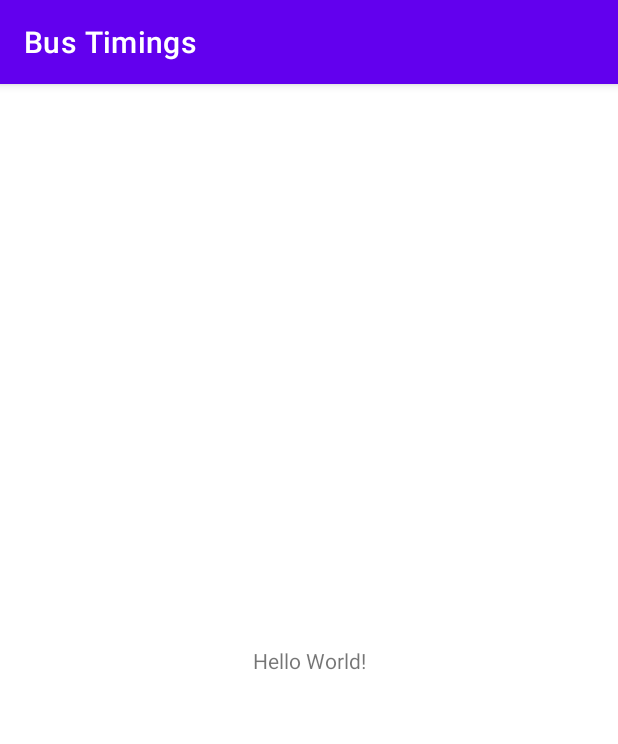
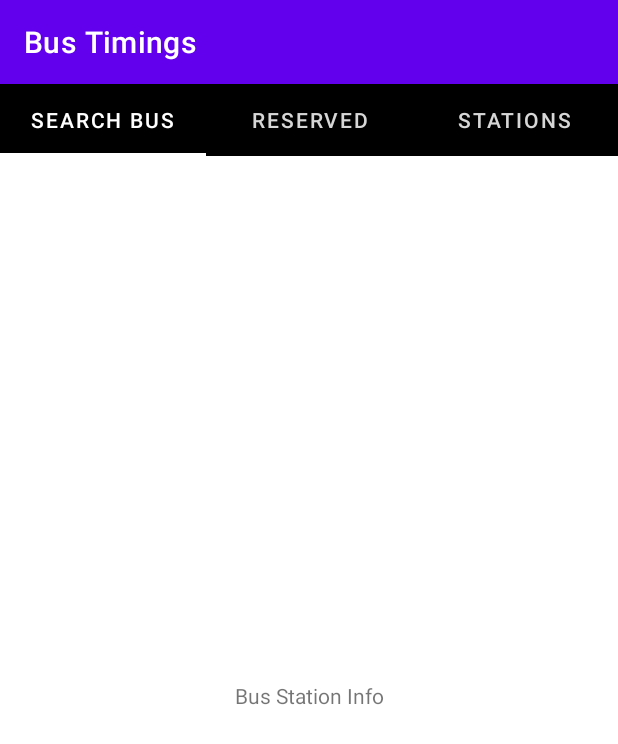
Before and after one commit to rohidas-gowda/bus-timings, an Android app: the screen it shows after launch (MainActivity), on a phone screen of 412 x 824 dp. Shown: the top 744 px of the screen. Run offline under Robolectric (Android 15) with nearby library versions, the phone set to English and light mode, and no system bars.

Commit message:
feat: screen sweeping between search bus, reserved services and station info.

```diff
--- a/app/build.gradle
+++ b/app/build.gradle
@@ -25,6 +25,8 @@ android {
         sourceCompatibility JavaVersion.VERSION_1_8
         targetCompatibility JavaVersion.VERSION_1_8
     }
+    compileSdkVersion 32
+    buildToolsVersion '32.0.0'
 }
 
 dependencies {
@@ -32,6 +34,7 @@ dependencies {
     implementation 'androidx.appcompat:appcompat:1.4.0'
     implementation 'com.google.android.material:material:1.4.0'
     implementation 'androidx.constraintlayout:constraintlayout:2.1.2'
+    implementation 'androidx.legacy:legacy-support-v4:1.0.0'
     testImplementation 'junit:junit:4.+'
     androidTestImplementation 'androidx.test.ext:junit:1.1.3'
     androidTestImplementation 'androidx.test.espresso:espresso-core:3.4.0'
--- a/app/src/main/java/com/andromojo/bustimings/MainActivity.java
+++ b/app/src/main/java/com/andromojo/bustimings/MainActivity.java
@@ -1,14 +1,30 @@
 package com.andromojo.bustimings;
 
 import androidx.appcompat.app.AppCompatActivity;
+import androidx.viewpager2.widget.ViewPager2;
 
 import android.os.Bundle;
 
+import com.google.android.material.tabs.TabLayout;
+import com.google.android.material.tabs.TabLayoutMediator;
+
 public class MainActivity extends AppCompatActivity {
+    TabLayoutAdapter tabLayoutAdapter;
+    TabLayout tabLayout;
+    ViewPager2 viewPager2;
+    private String[] tabItemNames = new String[]{"Search Bus", "Reserved", "Stations"};
 
     @Override
     protected void onCreate(Bundle savedInstanceState) {
         super.onCreate(savedInstanceState);
         setContentView(R.layout.activity_main);
+
+        viewPager2 = findViewById(R.id.view_pager);
+        tabLayout = findViewById(R.id.tab_layout);
+
+        tabLayoutAdapter = new TabLayoutAdapter(this);
+        viewPager2.setAdapter(tabLayoutAdapter);
+
+        new TabLayoutMediator(tabLayout, viewPager2, ((tab, position) -> tab.setText(tabItemNames[position]))).attach();
     }
 }
--- /dev/null
+++ b/app/src/main/java/com/andromojo/bustimings/SearchBusInfo.java
@@ -0,0 +1,64 @@
+package com.andromojo.bustimings;
+
+import android.os.Bundle;
+
+import androidx.fragment.app.Fragment;
+
+import android.view.LayoutInflater;
+import android.view.View;
+import android.view.ViewGroup;
+
+/**
+ * A simple {@link Fragment} subclass.
+ * Use the {@link SearchBusInfo#newInstance} factory method to
+ * create an instance of this fragment.
+ */
+public class SearchBusInfo extends Fragment {
+
+    // TODO: Rename parameter arguments, choose names that match
+    // the fragment initialization parameters, e.g. ARG_ITEM_NUMBER
+    private static final String ARG_PARAM1 = "param1";
+    private static final String ARG_PARAM2 = "param2";
+
+    // TODO: Rename and change types of parameters
+    private String mParam1;
+    private String mParam2;
+
+    public SearchBusInfo() {
+        // Required empty public constructor
+    }
+
+    /**
+     * Use this factory method to create a new instance of
+     * this fragment using the provided parameters.
+     *
+     * @param param1 Parameter 1.
+     * @param param2 Parameter 2.
+     * @return A new instance of fragment SearchBusInfo.
+     */
+    // TODO: Rename and change types and number of parameters
+    public static SearchBusInfo newInstance(String param1, String param2) {
+        SearchBusInfo fragment = new SearchBusInfo();
+        Bundle args = new Bundle();
+        args.putString(ARG_PARAM1, param1);
+        args.putString(ARG_PARAM2, param2);
+        fragment.setArguments(args);
+        return fragment;
+    }
+
+    @Override
+    public void onCreate(Bundle savedInstanceState) {
+        super.onCreate(savedInstanceState);
+        if (getArguments() != null) {
+            mParam1 = getArguments().getString(ARG_PARAM1);
+            mParam2 = getArguments().getString(ARG_PARAM2);
+        }
+    }
+
+    @Override
+    public View onCreateView(LayoutInflater inflater, ViewGroup container,
+                             Bundle savedInstanceState) {
+        // Inflate the layout for this fragment
+        return inflater.inflate(R.layout.fragment_search_bus_info, container, false);
+    }
+}
--- /dev/null
+++ b/app/src/main/java/com/andromojo/bustimings/TabLayoutAdapter.java
@@ -0,0 +1,30 @@
+package com.andromojo.bustimings;
+
+import androidx.annotation.NonNull;
+import androidx.fragment.app.Fragment;
+import androidx.fragment.app.FragmentActivity;
+import androidx.viewpager2.adapter.FragmentStateAdapter;
+
+public class TabLayoutAdapter extends FragmentStateAdapter {
+    private String[] tabItemNames = new String[]{"Search Bus", "Reserved", "Stations"};
+
+    public TabLayoutAdapter(@NonNull FragmentActivity fragmentActivity) {
+        super(fragmentActivity);
+    }
+
+    @NonNull
+    @Override
+    public Fragment createFragment(int position) {
+        switch (position){
+            case 0: return new SearchBusInfo();
+            case 1: return new ReservedServicesInfo();
+            case 2: return new BusStationInfo();
+        }
+        return new SearchBusInfo();
+    }
+
+    @Override
+    public int getItemCount() {
+        return tabItemNames.length;
+    }
+}
--- a/app/src/main/res/layout/activity_main.xml
+++ b/app/src/main/res/layout/activity_main.xml
@@ -1,18 +1,28 @@
 <?xml version="1.0" encoding="utf-8"?>
-<androidx.constraintlayout.widget.ConstraintLayout xmlns:android="http://schemas.android.com/apk/res/android"
+<RelativeLayout xmlns:android="http://schemas.android.com/apk/res/android"
     xmlns:app="http://schemas.android.com/apk/res-auto"
     xmlns:tools="http://schemas.android.com/tools"
     android:layout_width="match_parent"
     android:layout_height="match_parent"
     tools:context=".MainActivity">
 
-    <TextView
-        android:layout_width="wrap_content"
+    <com.google.android.material.tabs.TabLayout
+        android:id="@+id/tab_layout"
+        android:layout_width="match_parent"
         android:layout_height="wrap_content"
-        android:text="Hello World!"
-        app:layout_constraintBottom_toBottomOf="parent"
-        app:layout_constraintLeft_toLeftOf="parent"
-        app:layout_constraintRight_toRightOf="parent"
-        app:layout_constraintTop_toTopOf="parent" />
+        app:tabIndicatorColor="@color/white"
+        android:background="@color/black"
+        app:tabSelectedTextColor="@color/white"
+        app:tabTextColor="#D6D6D6">
 
-</androidx.constraintlayout.widget.ConstraintLayout>
+    </com.google.android.material.tabs.TabLayout>
+
+    <androidx.viewpager2.widget.ViewPager2
+        android:id="@+id/view_pager"
+        android:layout_width="match_parent"
+        android:layout_height="match_parent"
+        android:layout_below="@+id/tab_layout">
+
+    </androidx.viewpager2.widget.ViewPager2>
+
+</RelativeLayout>
--- /dev/null
+++ b/app/src/main/res/layout/fragment_search_bus_info.xml
@@ -0,0 +1,15 @@
+<?xml version="1.0" encoding="utf-8"?>
+<FrameLayout xmlns:android="http://schemas.android.com/apk/res/android"
+    xmlns:tools="http://schemas.android.com/tools"
+    android:layout_width="match_parent"
+    android:layout_height="match_parent"
+    tools:context=".SearchBusInfo">
+
+    <!-- TODO: Update blank fragment layout -->
+    <TextView
+        android:layout_width="match_parent"
+        android:layout_height="match_parent"
+        android:gravity="center"
+        android:text="Bus Station Info" />
+
+</FrameLayout>
--- a/app/src/main/res/values/strings.xml
+++ b/app/src/main/res/values/strings.xml
@@ -1,3 +1,5 @@
 <resources>
     <string name="app_name">Bus Timings</string>
+    <!-- TODO: Remove or change this placeholder text -->
+    <string name="hello_blank_fragment">Hello blank fragment</string>
 </resources>
```
Also changed, not shown: app/src/main/java/com/andromojo/bustimings/BusStationInfo.java (added, +64 -0 lines), app/src/main/java/com/andromojo/bustimings/ReservedServicesInfo.java (added, +64 -0 lines), app/src/main/res/layout/fragment_bus_station_info.xml (added, +15 -0 lines), app/src/main/res/layout/fragment_reserved_services_info.xml (added, +15 -0 lines).
